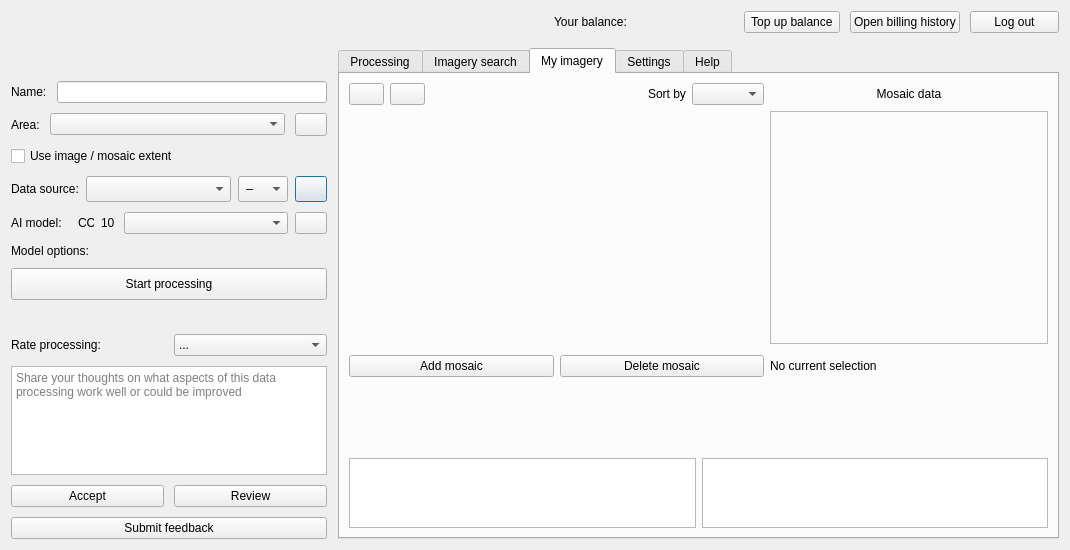
Geoalert/mapflow-qgis, file mapflow/dialogs/static/ui/main_dialog.ui: the form before one commit.
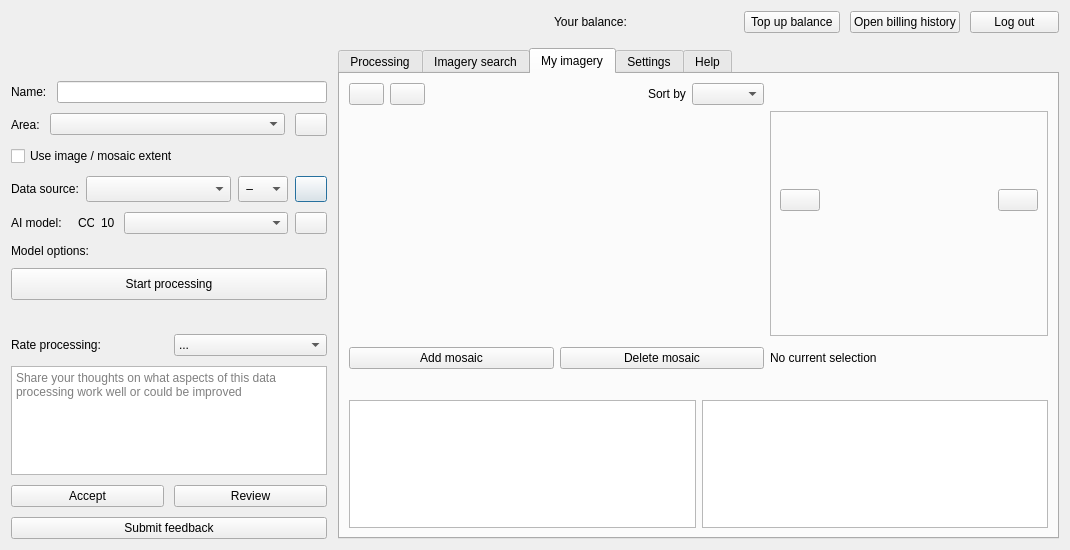
The form after the commit. The open tabs and pages were chosen to show the change. Icons and pictures are not drawn. Custom widgets are drawn as their Qt base class.

Commit message: Imagery: Instant mosaic images preview

```diff
--- a/mapflow/dialogs/static/ui/main_dialog.ui
+++ b/mapflow/dialogs/static/ui/main_dialog.ui
@@ -1603,58 +1603,6 @@
                  </property>
                 </layout>
                </item>
-               <item row="4" column="2">
-                <widget class="QFrame" name="verticalFrame">
-                 <property name="minimumSize">
-                  <size>
-                   <width>0</width>
-                   <height>0</height>
-                  </size>
-                 </property>
-                 <property name="maximumSize">
-                  <size>
-                   <width>278</width>
-                   <height>16777215</height>
-                  </size>
-                 </property>
-                 <property name="frameShape">
-                  <enum>QFrame::StyledPanel</enum>
-                 </property>
-                 <layout class="QVBoxLayout" name="verticalLayout_8">
-                  <item>
-                   <widget class="QLabel" name="imagePreview">
-                    <property name="sizePolicy">
-                     <sizepolicy hsizetype="Preferred" vsizetype="Preferred">
-                      <horstretch>0</horstretch>
-                      <verstretch>0</verstretch>
-                     </sizepolicy>
-                    </property>
-                    <property name="minimumSize">
-                     <size>
-                      <width>256</width>
-                      <height>256</height>
-                     </size>
-                    </property>
-                    <property name="maximumSize">
-                     <size>
-                      <width>256</width>
-                      <height>256</height>
-                     </size>
-                    </property>
-                    <property name="frameShape">
-                     <enum>QFrame::NoFrame</enum>
-                    </property>
-                    <property name="text">
-                     <string/>
-                    </property>
-                    <property name="alignment">
-                     <set>Qt::AlignLeading|Qt::AlignLeft|Qt::AlignVCenter</set>
-                    </property>
-                   </widget>
-                  </item>
-                 </layout>
-                </widget>
-               </item>
                <item row="5" column="2">
                 <layout class="QVBoxLayout" name="verticalLayout_9">
                  <property name="topMargin">
@@ -1690,35 +1638,6 @@
                  </item>
                 </layout>
                </item>
-               <item row="0" column="2">
-                <layout class="QHBoxLayout" name="horizontalLayout_17">
-                 <property name="topMargin">
-                  <number>0</number>
-                 </property>
-                 <item>
-                  <widget class="QLabel" name="infoPreviewLabel">
-                   <property name="sizePolicy">
-                    <sizepolicy hsizetype="Preferred" vsizetype="Fixed">
-                     <horstretch>0</horstretch>
-                     <verstretch>0</verstretch>
-                    </sizepolicy>
-                   </property>
-                   <property name="maximumSize">
-                    <size>
-                     <width>278</width>
-                     <height>16777215</height>
-                    </size>
-                   </property>
-                   <property name="text">
-                    <string>Mosaic data</string>
-                   </property>
-                   <property name="alignment">
-                    <set>Qt::AlignCenter</set>
-                   </property>
-                  </widget>
-                 </item>
-                </layout>
-               </item>
                <item row="0" column="0">
                 <layout class="QHBoxLayout" name="horizontalLayout_14">
                  <item>
@@ -1787,34 +1706,6 @@
                  </item>
                 </layout>
                </item>
-               <item row="7" column="2">
-                <widget class="QLabel" name="catalogInfo">
-                 <property name="minimumSize">
-                  <size>
-                   <width>0</width>
-                   <height>64</height>
-                  </size>
-                 </property>
-                 <property name="maximumSize">
-                  <size>
-                   <width>16777215</width>
-                   <height>16777215</height>
-                  </size>
-                 </property>
-                 <property name="text">
-                  <string/>
-                 </property>
-                 <property name="alignment">
-                  <set>Qt::AlignLeading|Qt::AlignLeft|Qt::AlignVCenter</set>
-                 </property>
-                 <property name="margin">
-                  <number>0</number>
-                 </property>
-                 <property name="indent">
-                  <number>-1</number>
-                 </property>
-                </widget>
-               </item>
                <item row="5" column="0">
                 <layout class="QHBoxLayout" name="horizontalLayout_18">
                  <item>
@@ -1852,6 +1743,169 @@
                  </property>
                 </widget>
                </item>
+               <item row="4" column="2">
+                <widget class="QFrame" name="verticalFrame">
+                 <property name="minimumSize">
+                  <size>
+                   <width>0</width>
+                   <height>0</height>
+                  </size>
+                 </property>
+                 <property name="maximumSize">
+                  <size>
+                   <width>278</width>
+                   <height>16777215</height>
+                  </size>
+                 </property>
+                 <property name="frameShape">
+                  <enum>QFrame::StyledPanel</enum>
+                 </property>
+                 <layout class="QVBoxLayout" name="verticalLayout_8">
+                  <item>
+                   <spacer name="verticalSpacer_6">
+                    <property name="orientation">
+                     <enum>Qt::Vertical</enum>
+                    </property>
+                    <property name="sizeHint" stdset="0">
+                     <size>
+                      <width>20</width>
+                      <height>40</height>
+                     </size>
+                    </property>
+                   </spacer>
+                  </item>
+                  <item>
+                   <widget class="QLabel" name="imagePreview">
+                    <property name="sizePolicy">
+                     <sizepolicy hsizetype="Preferred" vsizetype="Preferred">
+                      <horstretch>0</horstretch>
+                      <verstretch>0</verstretch>
+                     </sizepolicy>
+                    </property>
+                    <property name="minimumSize">
+                     <size>
+                      <width>256</width>
+                      <height>25</height>
+                     </size>
+                    </property>
+                    <property name="maximumSize">
+                     <size>
+                      <width>256</width>
+                      <height>256</height>
+                     </size>
+                    </property>
+                    <property name="frameShape">
+                     <enum>QFrame::NoFrame</enum>
+                    </property>
+                    <property name="text">
+                     <string/>
+                    </property>
+                    <property name="alignment">
+                     <set>Qt::AlignLeading|Qt::AlignLeft|Qt::AlignVCenter</set>
+                    </property>
+                   </widget>
+                  </item>
+                  <item>
+                   <spacer name="verticalSpacer_8">
+                    <property name="orientation">
+                     <enum>Qt::Vertical</enum>
+                    </property>
+                    <property name="sizeHint" stdset="0">
+                     <size>
+                      <width>20</width>
+                      <height>40</height>
+                     </size>
+                    </property>
+                   </spacer>
+                  </item>
+                  <item>
+                   <layout class="QHBoxLayout" name="horizontalLayout_3">
+                    <property name="topMargin">
+                     <number>0</number>
+                    </property>
+                    <item>
+                     <widget class="QPushButton" name="previousImageButton">
+                      <property name="text">
+                       <string/>
+                      </property>
+                     </widget>
+                    </item>
+                    <item>
+                     <spacer name="horizontalSpacer_14">
+                      <property name="orientation">
+                       <enum>Qt::Horizontal</enum>
+                      </property>
+                      <property name="sizeHint" stdset="0">
+                       <size>
+                        <width>40</width>
+                        <height>20</height>
+                       </size>
+                      </property>
+                     </spacer>
+                    </item>
+                    <item>
+                     <widget class="QPushButton" name="nextImageButton">
+                      <property name="text">
+                       <string/>
+                      </property>
+                     </widget>
+                    </item>
+                   </layout>
+                  </item>
+                  <item>
+                   <spacer name="verticalSpacer_7">
+                    <property name="orientation">
+                     <enum>Qt::Vertical</enum>
+                    </property>
+                    <property name="sizeType">
+                     <enum>QSizePolicy::Expanding</enum>
+                    </property>
+                    <property name="sizeHint" stdset="0">
+                     <size>
+                      <width>20</width>
+                      <height>40</height>
+                     </size>
+                    </property>
+                   </spacer>
+                  </item>
+                  <item>
+                   <layout class="QVBoxLayout" name="verticalLayout_11">
+                    <property name="topMargin">
+                     <number>0</number>
+                    </property>
+                    <item>
+                     <widget class="QLabel" name="catalogInfo">
+                      <property name="minimumSize">
+                       <size>
+                        <width>0</width>
+                        <height>90</height>
+                       </size>
+                      </property>
+                      <property name="maximumSize">
+                       <size>
+                        <width>16777215</width>
+                        <height>16777215</height>
+                       </size>
+                      </property>
+                      <property name="text">
+                       <string/>
+                      </property>
+                      <property name="alignment">
+                       <set>Qt::AlignBottom|Qt::AlignLeading|Qt::AlignLeft</set>
+                      </property>
+                      <property name="margin">
+                       <number>0</number>
+                      </property>
+                      <property name="indent">
+                       <number>-1</number>
+                      </property>
+                     </widget>
+                    </item>
+                   </layout>
+                  </item>
+                 </layout>
+                </widget>
+               </item>
               </layout>
              </item>
             </layout>
```
The commit also changes 3 other files.
